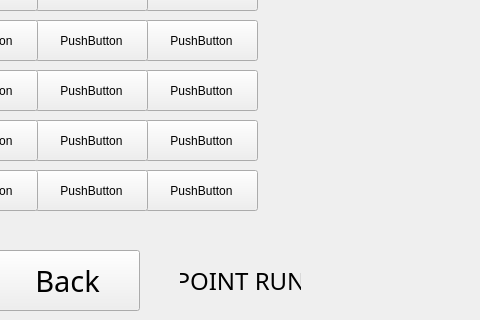
Old version of the form internal_param_set.ui in the repository qingdouke/TemakViews; both pictures show x 655 to 1135 and y 480 to 800 of the 1280 by 800 pixel window.
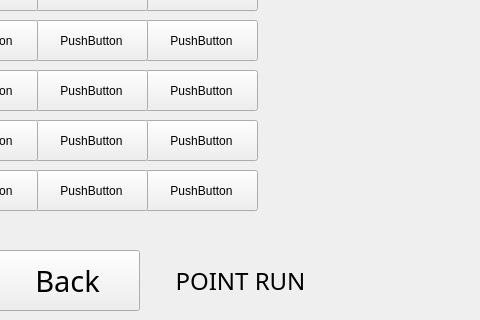
New version of the form.

The edit to the form file:
```diff
--- a/internal_param_set.ui
+++ b/internal_param_set.ui
@@ -137,9 +137,9 @@
     <widget class="QLabel" name="status_text">
      <property name="geometry">
       <rect>
-       <x>15</x>
+       <x>0</x>
        <y>15</y>
-       <width>121</width>
+       <width>151</width>
        <height>31</height>
       </rect>
      </property>
```
